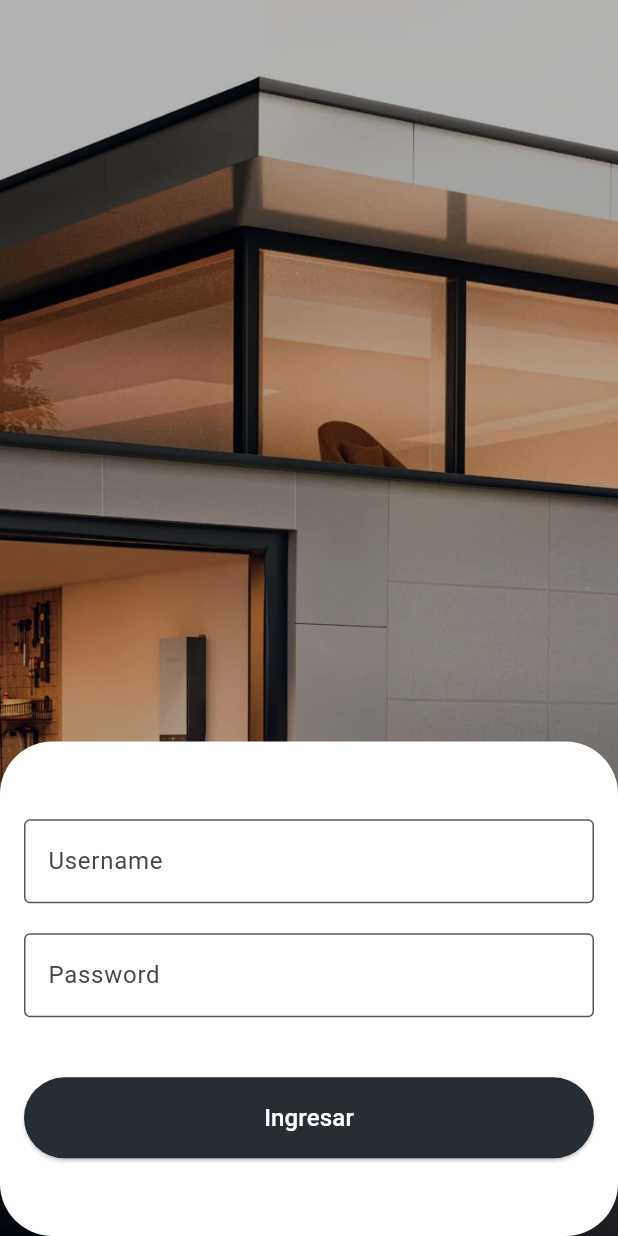
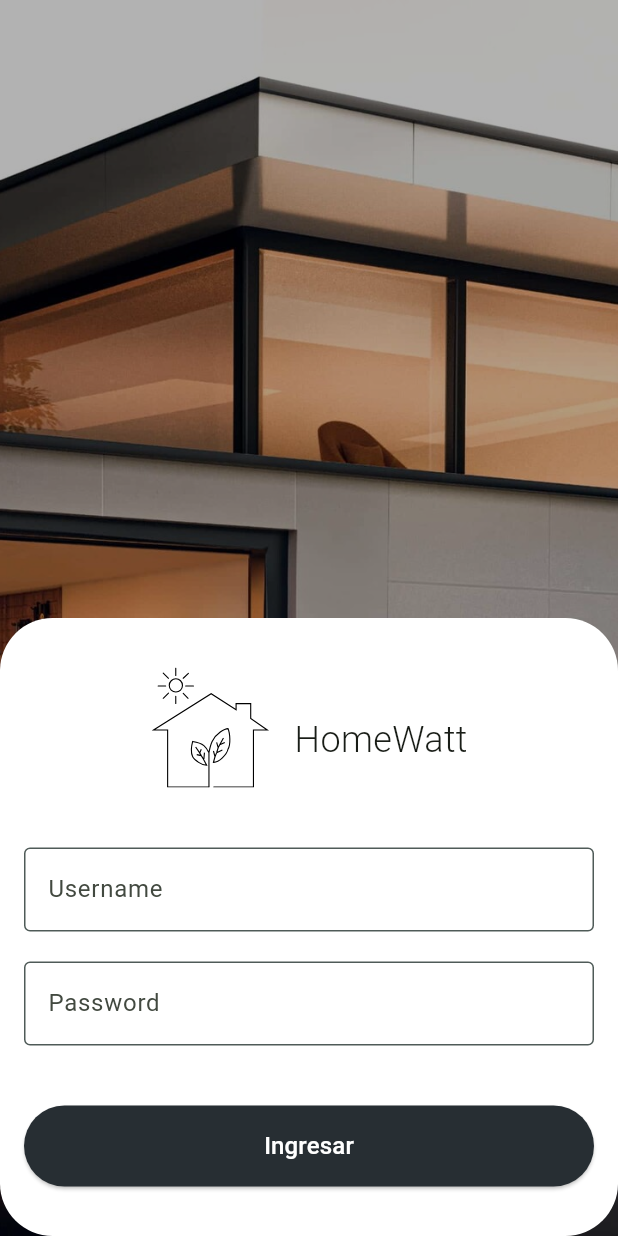
Before and after one commit to josealvaradoo/battery-app, a Flutter app: the screen it shows after launch, after a tap on "Ingresar", on a phone screen of 412 x 824 dp. Run offline on Flutter 3.47's test engine with Material 3 defaults, Android fonts, the phone set to English and light mode, and no system bars; our stand-ins replace flutter_dotenv, flutter_secure_storage, flutter_svg, hugeicons, lottie; missing offline and left inert: flutter_client_sse; network calls fail.

Commit message:
add logo in login form

```diff
--- a/lib/components/auth/login_form.dart
+++ b/lib/components/auth/login_form.dart
@@ -1,9 +1,11 @@
 import 'dart:convert';
+import 'package:battery/components/logo/logo.dart';
 import 'package:battery/models/user.dart';
 import 'package:battery/services/auth.service.dart';
 import 'package:battery/theme.dart';
 import 'package:battery/utils/localstorage.dart';
 import 'package:flutter/material.dart';
+import 'package:flutter_svg/svg.dart';
 
 class LoginForm extends StatefulWidget {
   const LoginForm({super.key});
@@ -62,6 +64,8 @@ class _LoginFormState extends State<LoginForm> {
     return Column(
       mainAxisAlignment: MainAxisAlignment.center,
       children: [
+        const Logo(),
+        const SizedBox(height: 40),
         Container(
             decoration: const BoxDecoration(
               color: Colors.white,
--- /dev/null
+++ b/lib/components/logo/logo.dart
@@ -0,0 +1,26 @@
+import 'package:flutter/material.dart';
+import 'package:flutter_svg/svg.dart';
+
+class Logo extends StatelessWidget {
+  const Logo({super.key});
+
+  @override
+  Widget build(BuildContext context) {
+    return Row(
+        mainAxisAlignment: MainAxisAlignment.center,
+        spacing: 16.0,
+        children: [
+          SizedBox(
+              height: 80,
+              width: 80,
+              child: SvgPicture.asset(
+                'assets/images/logo.svg',
+                semanticsLabel: 'HomeWatt',
+              )),
+          const Padding(
+              padding: EdgeInsets.only(top: 16),
+              child: Text("HomeWatt",
+                  style: TextStyle(fontSize: 24, fontWeight: FontWeight.w300)))
+        ]);
+  }
+}
--- a/lib/views/login.dart
+++ b/lib/views/login.dart
@@ -62,7 +62,7 @@ class Dialog extends StatelessWidget {
   Widget build(BuildContext context) {
     return Container(
       width: MediaQuery.of(context).size.width,
-      height: MediaQuery.of(context).size.height / 2.5,
+      height: MediaQuery.of(context).size.height / 2,
       padding: const EdgeInsets.only(left: padding, right: padding),
       decoration: BoxDecoration(
         color: Colors.white,
--- a/pubspec.yaml
+++ b/pubspec.yaml
@@ -43,6 +43,7 @@ dependencies:
   flutter_client_sse: ^2.0.3
   hugeicons: ^0.0.7
   flutter_secure_storage: ^9.2.4
+  flutter_svg: ^2.0.17
 
 dev_dependencies:
   flutter_test:
```
Also changed, not shown: assets/images/logo.svg (added).
